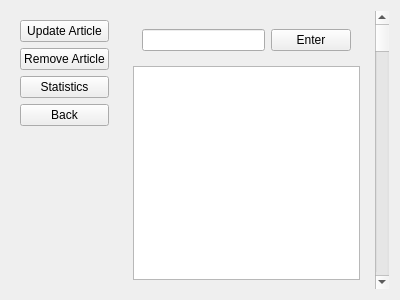
First picture: the form in src/components/widgets/author/authorform.ui, repository DamPhuQuy/Scientific-Article-Management, before the edit.
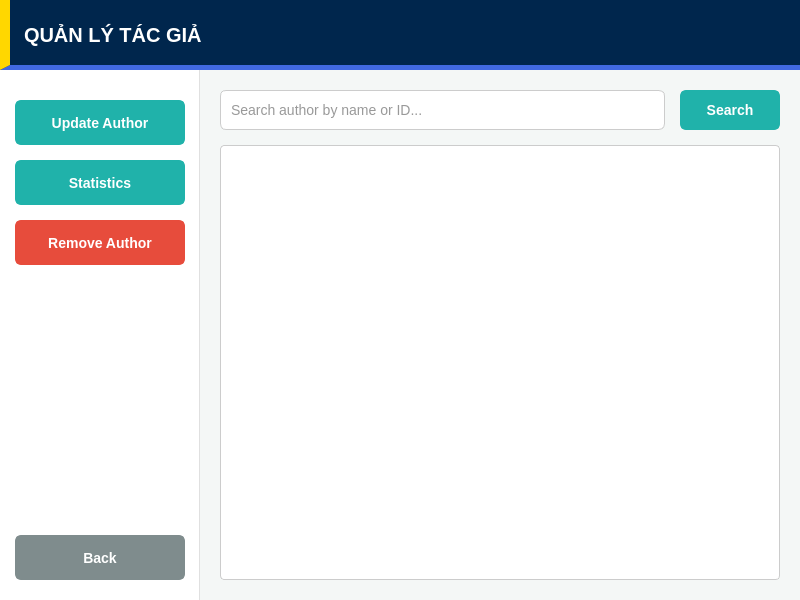
Second picture: the form after the edit.

What changed in the file:
```diff
--- a/src/components/widgets/author/authorform.ui
+++ b/src/components/widgets/author/authorform.ui
@@ -6,92 +6,377 @@
    <rect>
     <x>0</x>
     <y>0</y>
-    <width>400</width>
-    <height>300</height>
+    <width>800</width>
+    <height>600</height>
    </rect>
   </property>
   <property name="windowTitle">
    <string>Form</string>
   </property>
-  <layout class="QGridLayout" name="gridLayout_4">
-   <item row="0" column="0">
-    <widget class="QWidget" name="widget_2" native="true">
-     <layout class="QVBoxLayout" name="verticalLayout_3">
+
+  <property name="styleSheet">
+   <string notr="true">
+    /* --- MAIN FORM --- */
+    QWidget#AuthorForm {
+        background-color: #f4f7f6;
+        border: 4px solid #FFC085; /* Viền cam đồng bộ */
+    }
+
+    QWidget { font-family: &quot;Segoe UI&quot;, Arial, sans-serif; font-size: 14px; }
+
+    /* --- SIDEBAR CONTAINER --- */
+    QWidget#sidebarContainer {
+        background-color: #ffffff;
+        border-right: 1px solid #e0e0e0;
+    }
+
+    /* --- CONTENT CONTAINER --- */
+    QWidget#contentContainer {
+        background-color: #f4f7f6;
+    }
+
+    /* --- INPUT FIELDS (SEARCH) --- */
+    QLineEdit { 
+      background-color: #ffffff; 
+      border: 1px solid #cccccc; 
+      border-radius: 6px; 
+      padding: 8px; 
+      color: #333; 
+    }
+    QLineEdit:focus { 
+      border: 2px solid #20B2AA; 
+    }
+
+    /* --- TABLE VIEW --- */
+    QTableView {
+        background-color: #ffffff;
+        border: 1px solid #cccccc;
+        border-radius: 4px;
+        gridline-color: #e0e0e0;
+        selection-background-color: #20B2AA;
+    }
+    QHeaderView::section {
+        background-color: #00264d;
+        color: white;
+        padding: 5px;
+        border: none;
+        font-weight: bold;
+    }
+   </string>
+  </property>
+
+  <layout class="QVBoxLayout" name="mainLayout">
+   <property name="spacing">
+    <number>0</number>
+   </property>
+   <property name="leftMargin">
+    <number>0</number>
+   </property>
+   <property name="topMargin">
+    <number>0</number>
+   </property>
+   <property name="rightMargin">
+    <number>0</number>
+   </property>
+   <property name="bottomMargin">
+    <number>0</number>
+   </property>
+
+   <item>
+    <widget class="QWidget" name="headerContainer" native="true">
+     <property name="minimumSize">
+      <size>
+       <width>0</width>
+       <height>70</height>
+      </size>
+     </property>
+     <property name="styleSheet">
+      <string notr="true">
+       QWidget#headerContainer {
+           background-color: #00264d;
+           border-bottom: 5px solid #4169E1;
+           border-left: 10px solid #FFD700; /* VẠCH VÀNG LOGO */
+       }
+      </string>
+     </property>
+     <layout class="QHBoxLayout" name="horizontalLayout_Header">
       <item>
-       <widget class="QPushButton" name="UpdateButton_3">
+       <widget class="QLabel" name="lblHeader">
         <property name="text">
-         <string>Update Article</string>
+         <string>QUẢN LÝ TÁC GIẢ</string>
         </property>
-       </widget>
-      </item>
-      <item>
-       <widget class="QPushButton" name="RemoveButton_3">
-        <property name="text">
-         <string>Remove Article</string>
+        <property name="alignment">
+         <set>Qt::AlignmentFlag::AlignLeading|Qt::AlignmentFlag::AlignLeft|Qt::AlignmentFlag::AlignVCenter</set>
         </property>
-       </widget>
-      </item>
-      <item>
-       <widget class="QPushButton" name="Statistics_3">
-        <property name="text">
-         <string>Statistics</string>
+        <property name="styleSheet">
+         <string notr="true">
+          color: #ffffff;
+          font-weight: 900;
+          font-size: 20px;
+          background: transparent;
+          padding-left: 10px;
+         </string>
         </property>
        </widget>
       </item>
-      <item>
-       <widget class="QPushButton" name="Back_3">
-        <property name="text">
-         <string>Back</string>
-        </property>
-       </widget>
-      </item>
-      <item>
-       <spacer name="verticalSpacer">
-        <property name="orientation">
-         <enum>Qt::Orientation::Vertical</enum>
-        </property>
-        <property name="sizeHint" stdset="0">
-         <size>
-          <width>20</width>
-          <height>40</height>
-         </size>
-        </property>
-       </spacer>
-      </item>
      </layout>
     </widget>
    </item>
-   <item row="0" column="1">
-    <widget class="QWidget" name="widget" native="true">
-     <layout class="QGridLayout" name="gridLayout_3">
-      <item row="0" column="0">
-       <widget class="QWidget" name="widget_5" native="true">
-        <layout class="QHBoxLayout" name="horizontalLayout_4">
-         <item>
-          <widget class="QLineEdit" name="EnterButton_3"/>
-         </item>
-         <item>
-          <widget class="QPushButton" name="EnterBox_3">
-           <property name="text">
-            <string>Enter</string>
-           </property>
-          </widget>
-         </item>
-        </layout>
-       </widget>
-      </item>
-      <item row="1" column="0">
-       <widget class="QTableView" name="tableView_3"/>
-      </item>
-     </layout>
-    </widget>
-   </item>
-   <item row="0" column="2">
-    <widget class="QScrollBar" name="verticalScrollBar">
-     <property name="orientation">
-      <enum>Qt::Orientation::Vertical</enum>
+
+   <item>
+    <layout class="QHBoxLayout" name="bodyLayout">
+     <property name="spacing">
+      <number>0</number>
      </property>
-    </widget>
+     
+     <item>
+      <widget class="QWidget" name="sidebarContainer" native="true">
+       <property name="minimumSize">
+        <size>
+         <width>200</width>
+         <height>0</height>
+        </size>
+       </property>
+       <property name="maximumSize">
+        <size>
+         <width>220</width>
+         <height>16777215</height>
+        </size>
+       </property>
+       <layout class="QVBoxLayout" name="verticalLayout_Sidebar">
+        <property name="spacing">
+         <number>15</number>
+        </property>
+        <property name="leftMargin">
+         <number>15</number>
+        </property>
+        <property name="topMargin">
+         <number>30</number>
+        </property>
+        <property name="rightMargin">
+         <number>15</number>
+        </property>
+        <property name="bottomMargin">
+         <number>20</number>
+        </property>
+
+        <item>
+         <widget class="QPushButton" name="UpdateButton_3">
+          <property name="minimumSize">
+           <size>
+            <width>0</width>
+            <height>45</height>
+           </size>
+          </property>
+          <property name="cursor">
+           <cursorShape>PointingHandCursor</cursorShape>
+          </property>
+          <property name="text">
+           <string>Update Author</string>
+          </property>
+          <property name="styleSheet">
+           <string notr="true">
+            QPushButton {
+             background-color: #20B2AA; 
+             border: 2px solid #20B2AA; 
+             border-radius: 6px; 
+             color: white; font-weight: bold;
+            }
+            QPushButton:hover { background-color: #17a098; }
+            QPushButton:pressed { background-color: #0e6b65; }
+           </string>
+          </property>
+         </widget>
+        </item>
+
+        <item>
+         <widget class="QPushButton" name="Statistics_3">
+          <property name="minimumSize">
+           <size>
+            <width>0</width>
+            <height>45</height>
+           </size>
+          </property>
+          <property name="cursor">
+           <cursorShape>PointingHandCursor</cursorShape>
+          </property>
+          <property name="text">
+           <string>Statistics</string>
+          </property>
+          <property name="styleSheet">
+           <string notr="true">
+            QPushButton {
+             background-color: #20B2AA; 
+             border: 2px solid #20B2AA; 
+             border-radius: 6px; 
+             color: white; font-weight: bold;
+            }
+            QPushButton:hover { background-color: #17a098; }
+            QPushButton:pressed { background-color: #0e6b65; }
+           </string>
+          </property>
+         </widget>
+        </item>
+
+        <item>
+         <widget class="QPushButton" name="RemoveButton_3">
+          <property name="minimumSize">
+           <size>
+            <width>0</width>
+            <height>45</height>
+           </size>
+          </property>
+          <property name="cursor">
+           <cursorShape>PointingHandCursor</cursorShape>
+          </property>
+          <property name="text">
+           <string>Remove Author</string>
+          </property>
+          <property name="styleSheet">
+           <string notr="true">
+            QPushButton {
+             background-color: #e74c3c; 
+             border: 2px solid #e74c3c; 
+             border-radius: 6px; 
+             color: white; font-weight: bold;
+            }
+            QPushButton:hover { background-color: #c0392b; }
+            QPushButton:pressed { background-color: #922b21; }
+           </string>
+          </property>
+         </widget>
+        </item>
+
+        <item>
+         <spacer name="verticalSpacer">
+          <property name="orientation">
+           <enum>Qt::Orientation::Vertical</enum>
+          </property>
+          <property name="sizeHint" stdset="0">
+           <size>
+            <width>20</width>
+            <height>40</height>
+           </size>
+          </property>
+         </spacer>
+        </item>
+
+        <item>
+         <widget class="QPushButton" name="Back_3">
+          <property name="minimumSize">
+           <size>
+            <width>0</width>
+            <height>45</height>
+           </size>
+          </property>
+          <property name="cursor">
+           <cursorShape>PointingHandCursor</cursorShape>
+          </property>
+          <property name="text">
+           <string>Back</string>
+          </property>
+          <property name="styleSheet">
+           <string notr="true">
+            QPushButton {
+             background-color: #7f8c8d; 
+             border: 2px solid #7f8c8d; 
+             border-radius: 6px; 
+             color: white; font-weight: bold;
+            }
+            QPushButton:hover { background-color: #636e72; }
+            QPushButton:pressed { background-color: #2d3436; }
+           </string>
+          </property>
+         </widget>
+        </item>
+       </layout>
+      </widget>
+     </item>
+
+     <item>
+      <widget class="QWidget" name="contentContainer" native="true">
+       <layout class="QVBoxLayout" name="verticalLayout_Content">
+        <property name="spacing">
+         <number>15</number>
+        </property>
+        <property name="leftMargin">
+         <number>20</number>
+        </property>
+        <property name="topMargin">
+         <number>20</number>
+        </property>
+        <property name="rightMargin">
+         <number>20</number>
+        </property>
+        <property name="bottomMargin">
+         <number>20</number>
+        </property>
+
+        <item>
+         <layout class="QHBoxLayout" name="searchLayout">
+          <item>
+           <widget class="QLineEdit" name="EnterButton_3">
+            <property name="minimumSize">
+             <size>
+              <width>0</width>
+              <height>40</height>
+             </size>
+            </property>
+            <property name="placeholderText">
+             <string>Search author by name or ID...</string>
+            </property>
+           </widget>
+          </item>
+          <item>
+           <widget class="QPushButton" name="EnterBox_3">
+            <property name="minimumSize">
+             <size>
+              <width>100</width>
+              <height>40</height>
+             </size>
+            </property>
+            <property name="cursor">
+             <cursorShape>PointingHandCursor</cursorShape>
+            </property>
+            <property name="text">
+             <string>Search</string>
+            </property>
+            <property name="styleSheet">
+             <string notr="true">
+              QPushButton {
+               background-color: #20B2AA; 
+               border: 2px solid #20B2AA; 
+               border-radius: 6px; 
+               color: white; font-weight: bold;
+              }
+              QPushButton:hover { background-color: #17a098; }
+             </string>
+            </property>
+           </widget>
+          </item>
+         </layout>
+        </item>
+
+        <item>
+         <widget class="QTableView" name="tableView_3">
+          <property name="showGrid">
+           <bool>true</bool>
+          </property>
+          <property name="sortingEnabled">
+           <bool>true</bool>
+          </property>
+          <attribute name="horizontalHeaderStretchLastSection">
+           <bool>true</bool>
+          </attribute>
+          <attribute name="verticalHeaderVisible">
+           <bool>false</bool>
+          </attribute>
+         </widget>
+        </item>
+       </layout>
+      </widget>
+     </item>
+    </layout>
    </item>
   </layout>
  </widget>
```
Left out of the diff: 2 changed lines with no effect on the pictures.
